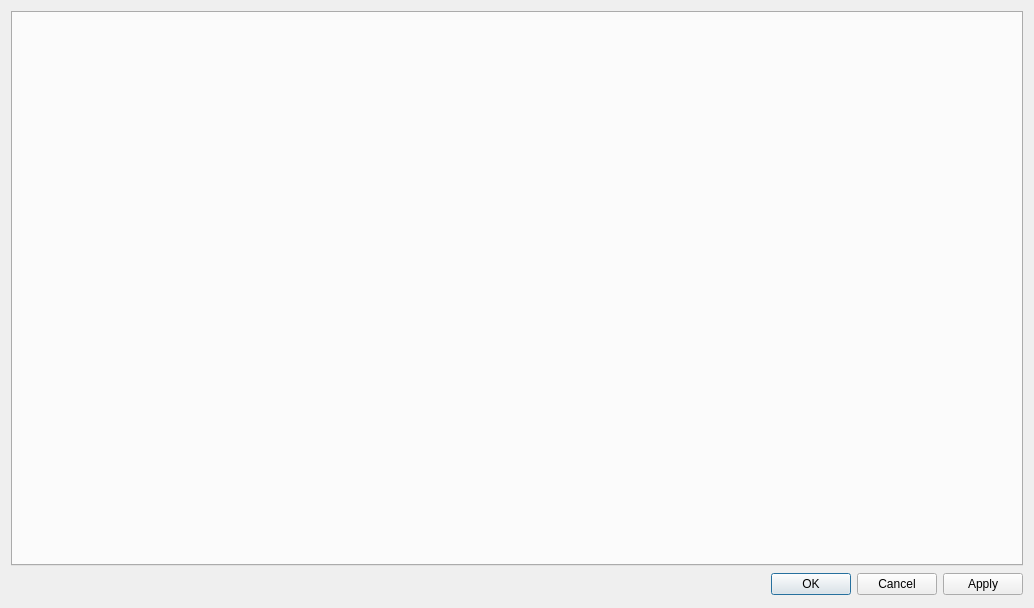
The window that client/src/ui/dialogs/server_settings_dialog.ui (networkoptix/nx_open) describes before a commit, drawn with Qt 5.
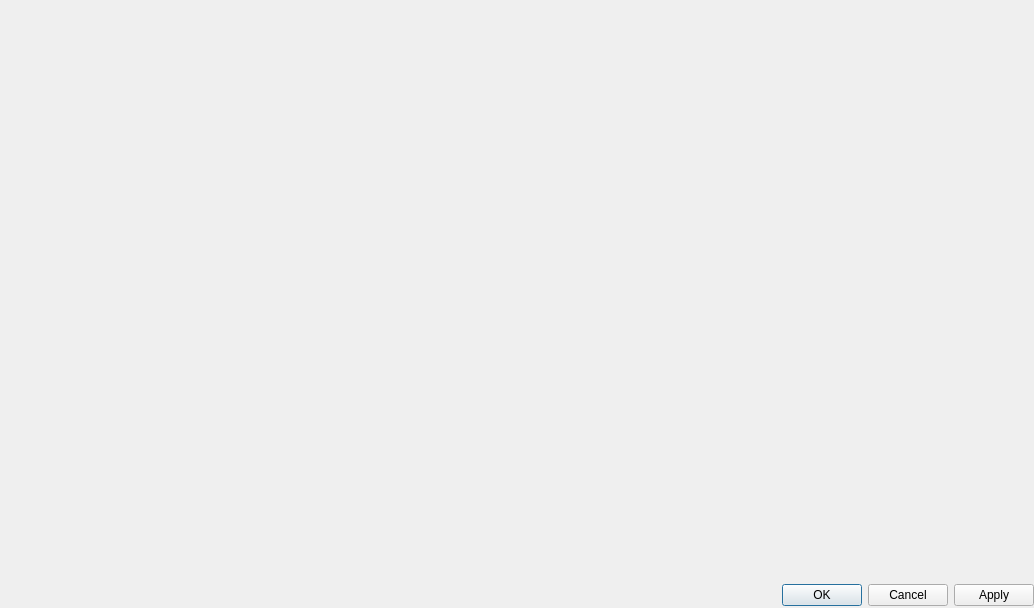
The same window after the commit.

Commit message:
Zero margins for tabbed dialogs.
<==== Mercurial data ====>
Branch: new_style

```diff
--- a/client/src/ui/dialogs/server_settings_dialog.ui
+++ b/client/src/ui/dialogs/server_settings_dialog.ui
@@ -11,8 +11,27 @@
    </rect>
   </property>
   <layout class="QVBoxLayout" name="verticalLayout">
+   <property name="leftMargin">
+    <number>0</number>
+   </property>
+   <property name="topMargin">
+    <number>0</number>
+   </property>
+   <property name="rightMargin">
+    <number>0</number>
+   </property>
+   <property name="bottomMargin">
+    <number>0</number>
+   </property>
    <item>
-    <widget class="QTabWidget" name="tabWidget"/>
+    <widget class="QTabWidget" name="tabWidget">
+     <property name="tabShape">
+      <enum>QTabWidget::Triangular</enum>
+     </property>
+     <property name="documentMode">
+      <bool>true</bool>
+     </property>
+    </widget>
    </item>
    <item>
     <widget class="QDialogButtonBox" name="buttonBox">
```
The commit also changes 8 other files.
